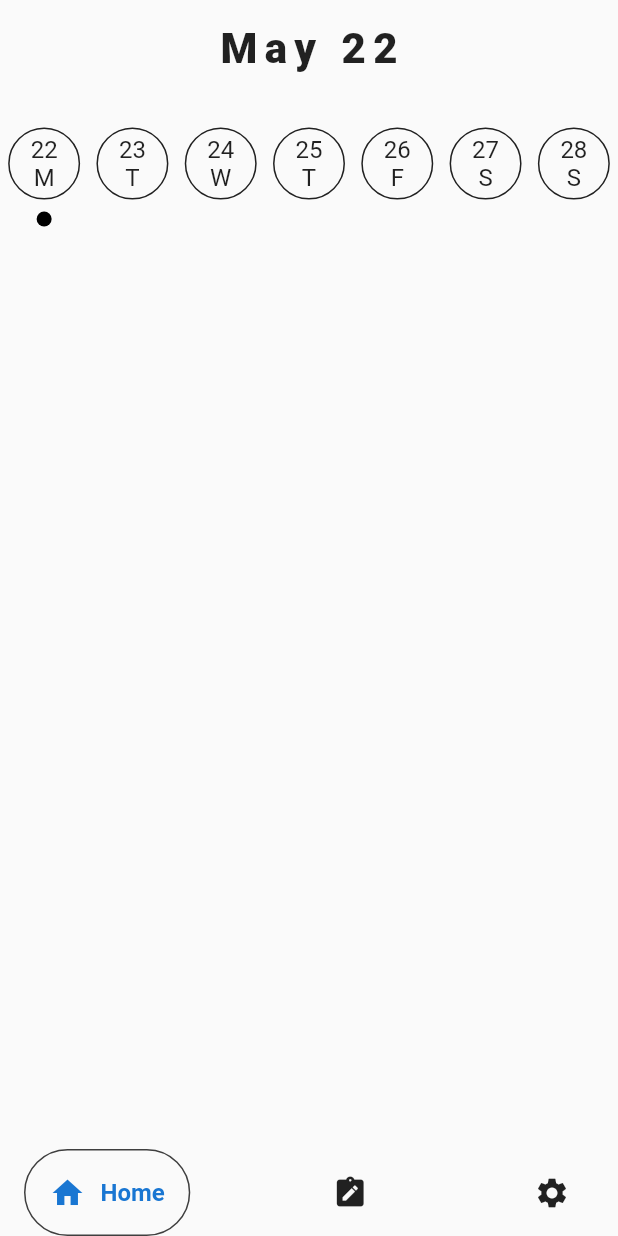
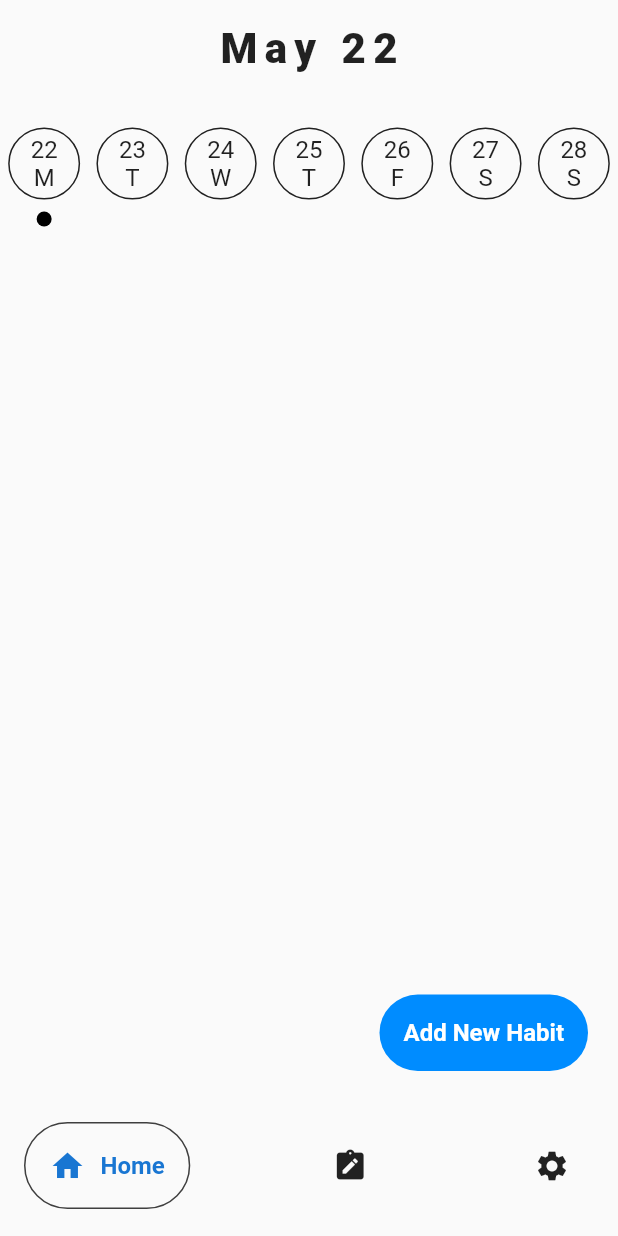
Before and after one commit to arpit-batra/HABIT_TRACKER, a Flutter app: the screen it shows after launch, after a tap on "22", on a phone screen of 412 x 824 dp. Run offline on Flutter 3.47's test engine with Material 2 defaults, Android fonts, the phone set to English and light mode, and no system bars; drawn by our look-alikes of google_nav_bar; our stand-ins replace flutter_bloc, flutter_colorpicker, hydrated_bloc; missing offline and left inert: json_theme.

Commit message:
Animated Route to NewHabitForm Screen

```diff
--- a/lib/screens/home_screen.dart
+++ b/lib/screens/home_screen.dart
@@ -1,3 +1,5 @@
+import 'dart:math';
+
 import 'package:flutter/material.dart';
 import 'package:flutter_bloc/flutter_bloc.dart';
 import 'package:google_nav_bar/google_nav_bar.dart';
@@ -5,18 +7,21 @@ import 'package:habit_tracker/tabs/habit_tracker_tab.dart';
 import 'package:habit_tracker/tabs/home_tab.dart';
 import 'package:habit_tracker/tabs/settings_tab.dart';
 import 'package:habit_tracker/theme/bloc/theme_bloc.dart';
-import 'package:habit_tracker/widgets/tab_switcher_widget.dart';
+import 'package:habit_tracker/widgets/home_tab/route_animation.dart';
+import 'package:habit_tracker/widgets/tab_seperator_animation_widget.dart';
 
 class HomeScreen extends StatefulWidget {
   HomeScreen({Key? key}) : super(key: key);
 
   @override
-  State<HomeScreen> createState() => _HomeScreenState();
+  State<HomeScreen> createState() => HomeScreenState();
+  static const tabSwitcherHeight = 110.0;
 }
 
-class _HomeScreenState extends State<HomeScreen> {
-  GlobalKey<TabSwitcherWidgetState> _leftSwitcherKey = GlobalKey();
-  GlobalKey<TabSwitcherWidgetState> _rightSwitcherKey = GlobalKey();
+class HomeScreenState extends State<HomeScreen> {
+  static GlobalKey<RouteAnimationState> routeAnimationKey = GlobalKey();
+  GlobalKey<TabSeperatorAnimationWidgetState> _leftSwitcherKey = GlobalKey();
+  GlobalKey<TabSeperatorAnimationWidgetState> _rightSwitcherKey = GlobalKey();
   int _selectedTab = 0;
 
   Widget _tabViewer() {
@@ -38,20 +43,25 @@ class _HomeScreenState extends State<HomeScreen> {
       body: Stack(
         children: [
           _tabViewer(),
-          TabSwitcherWidget(
+          TabSeperatorAnimationWidget(
             direction: Direction.left,
             key: _leftSwitcherKey,
           ),
-          TabSwitcherWidget(
+          TabSeperatorAnimationWidget(
             direction: Direction.right,
             key: _rightSwitcherKey,
           ),
+          RouteAnimation(
+              key: routeAnimationKey,
+              startingPoint: Point(20, HomeScreen.tabSwitcherHeight)),
           Positioned(
             left: 0,
             right: 0,
             bottom: 0,
             child: Container(
+              height: HomeScreen.tabSwitcherHeight,
               color: Theme.of(context).scaffoldBackgroundColor,
+              // color: Colors.amber,
               padding: const EdgeInsets.only(top: 16),
               child: SafeArea(
                 top: false,
--- a/lib/tabs/home_tab.dart
+++ b/lib/tabs/home_tab.dart
@@ -1,31 +1,92 @@
+import 'dart:math';
+
 import 'package:flutter/material.dart';
 import 'package:habit_tracker/bloc/selected_date/selected_date_bloc.dart';
 import 'package:habit_tracker/bloc/selected_date/selected_date_state.dart';
 import 'package:habit_tracker/helper/date_helper.dart';
+import 'package:habit_tracker/screens/home_screen.dart';
+import 'package:habit_tracker/screens/new_habit_form.dart';
 import 'package:habit_tracker/widgets/home_tab/date_selector.dart';
+import 'package:habit_tracker/widgets/home_tab/route_animation.dart';
 import 'package:habit_tracker/widgets/tab_headings.dart';
 import 'package:flutter_bloc/flutter_bloc.dart';
 
 class HomeTab extends StatelessWidget {
   const HomeTab({super.key});
 
+  //Route to go to NewHabitForm Screen
+  Route _createRoute() {
+    return PageRouteBuilder(
+      pageBuilder: (context, animation, secondaryAnimation) {
+        return NewHabitForm();
+      },
+      transitionsBuilder: (context, animation, secondaryAnimation, child) {
+        final tween = Tween(
+          begin: 0.0,
+          end: 1.0,
+        ).animate(CurvedAnimation(parent: animation, curve: Curves.easeIn));
+
+        return FadeTransition(
+          opacity: tween,
+          child: child,
+        );
+      },
+    );
+  }
+
+  Widget newHabitButton(BuildContext context) {
+    return Positioned(
+        right: 20,
+        bottom: HomeScreen.tabSwitcherHeight,
+        // bottom: 200,
+        child: GestureDetector(
+          onTap: () {
+            HomeScreenState.routeAnimationKey.currentState!
+                .setStartAnimationTrue();
+            Future.delayed(const Duration(milliseconds: 600))
+                .then((value) => Navigator.of(context).push(_createRoute()))
+                .then((value) => HomeScreenState.routeAnimationKey.currentState!
+                    .setStartAnimationFalse());
+          },
+          child: Container(
+            padding: const EdgeInsets.all(16),
+            decoration: BoxDecoration(
+                borderRadius: BorderRadius.circular(30),
+                color: Theme.of(context).primaryColor),
+            child: Text(
+              "Add New Habit",
+              style: Theme.of(context).textTheme.labelMedium,
+            ),
+          ),
+        ));
+  }
+
   @override
   Widget build(BuildContext context) {
     final deviceWidth = MediaQuery.of(context).size.width;
+    GlobalKey<RouteAnimationState> routeAnimationKey = GlobalKey();
     return BlocProvider(
       create: (context) => SelectedDateBloc(),
       child: SizedBox(
         width: deviceWidth,
         height: double.infinity,
         child: SafeArea(
-            child: Column(
+            bottom: false,
+            child: Stack(
+              children: [
+                Column(
                   children: [
                     BlocBuilder<SelectedDateBloc, SelectedDateState>(
                         builder: (context, state) {
-              final homeHeading = DateHelper.homeTabHeading(state.selectedDate);
+                      final homeHeading =
+                          DateHelper.homeTabHeading(state.selectedDate);
                       return TabHeading(heading: homeHeading);
                     }),
                     DateSelector()
+                  ],
+                ),
+                //Add new Habit Button
+                newHabitButton(context),
               ],
             )),
       ),
--- a/lib/theme/bloc/theme_bloc.dart
+++ b/lib/theme/bloc/theme_bloc.dart
@@ -10,12 +10,13 @@ final ThemeState initialTheme = ThemeState(
     primaryColor: const Color.fromARGB(255, 0, 140, 255),
     dividerColor: const Color.fromARGB(255, 63, 63, 63),
     textTheme: const TextTheme(
-      titleMedium: TextStyle(
-          fontSize: 28, fontWeight: FontWeight.w800, letterSpacing: 5),
-      titleSmall: TextStyle(
-          fontSize: 20, fontWeight: FontWeight.w800, letterSpacing: 4),
-      bodyMedium: TextStyle(fontSize: 16),
-    ),
+        titleMedium: TextStyle(
+            fontSize: 28, fontWeight: FontWeight.w800, letterSpacing: 5),
+        titleSmall: TextStyle(
+            fontSize: 20, fontWeight: FontWeight.w800, letterSpacing: 4),
+        bodyMedium: TextStyle(fontSize: 16),
+        labelMedium: TextStyle(
+            color: Colors.white, fontWeight: FontWeight.w700, fontSize: 16)),
   ),
 );
 
--- /dev/null
+++ b/lib/widgets/home_tab/route_animation.dart
@@ -0,0 +1,43 @@
+import 'dart:math';
+
+import 'package:flutter/material.dart';
+
+class RouteAnimation extends StatefulWidget {
+  const RouteAnimation({required this.startingPoint, super.key});
+
+  final Point<double> startingPoint;
+
+  @override
+  State<RouteAnimation> createState() => RouteAnimationState();
+}
+
+class RouteAnimationState extends State<RouteAnimation> {
+  bool startAnimation = false;
+
+  void setStartAnimationTrue() {
+    setState(() {
+      startAnimation = true;
+    });
+  }
+
+  void setStartAnimationFalse() {
+    setState(() {
+      startAnimation = false;
+    });
+  }
+
+  @override
+  Widget build(BuildContext context) {
+    return AnimatedPositioned(
+        duration: const Duration(milliseconds: 600),
+        right: startAnimation ? -400 : widget.startingPoint.x,
+        bottom: startAnimation ? -100 : widget.startingPoint.y,
+        child: AnimatedContainer(
+          duration: const Duration(milliseconds: 600),
+          decoration: BoxDecoration(
+              shape: BoxShape.circle, color: Theme.of(context).primaryColor),
+          height: startAnimation ? 1500 : 0,
+          width: startAnimation ? 1500 : 0,
+        ));
+  }
+}
```
Also changed, not shown: lib/screens/new_habit_form.dart (added, +13 -0 lines), lib/widgets/tab_seperator_animation_widget.dart (renamed from lib/widgets/tab_switcher_widget.dart, +6 -5 lines). Lines whose indentation alone changed are shown as unchanged.
